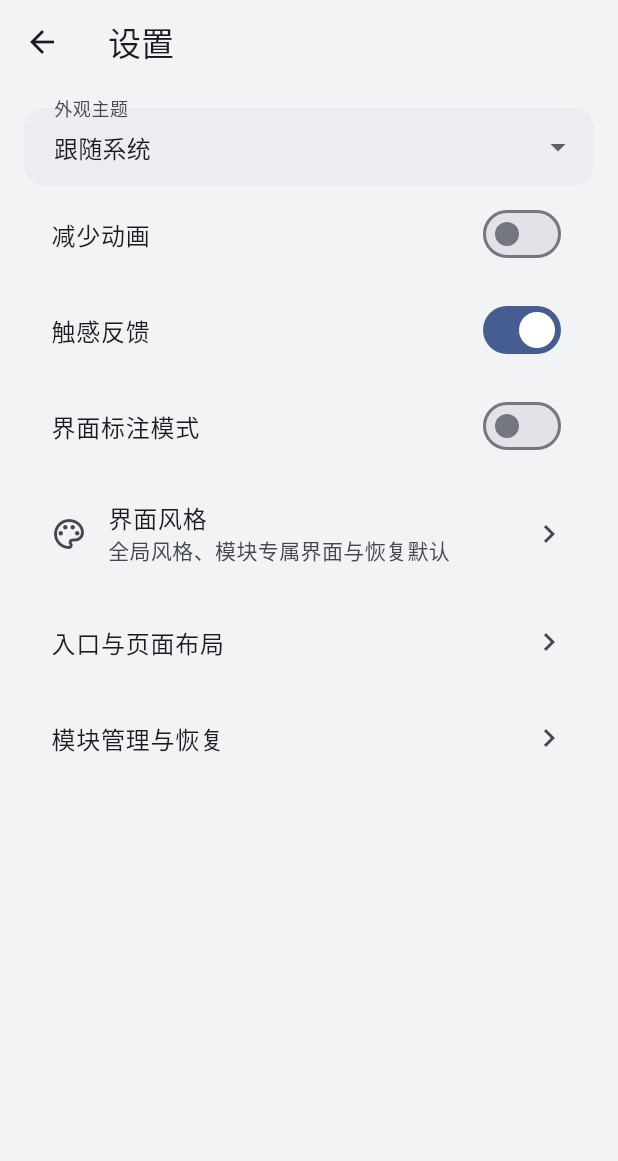
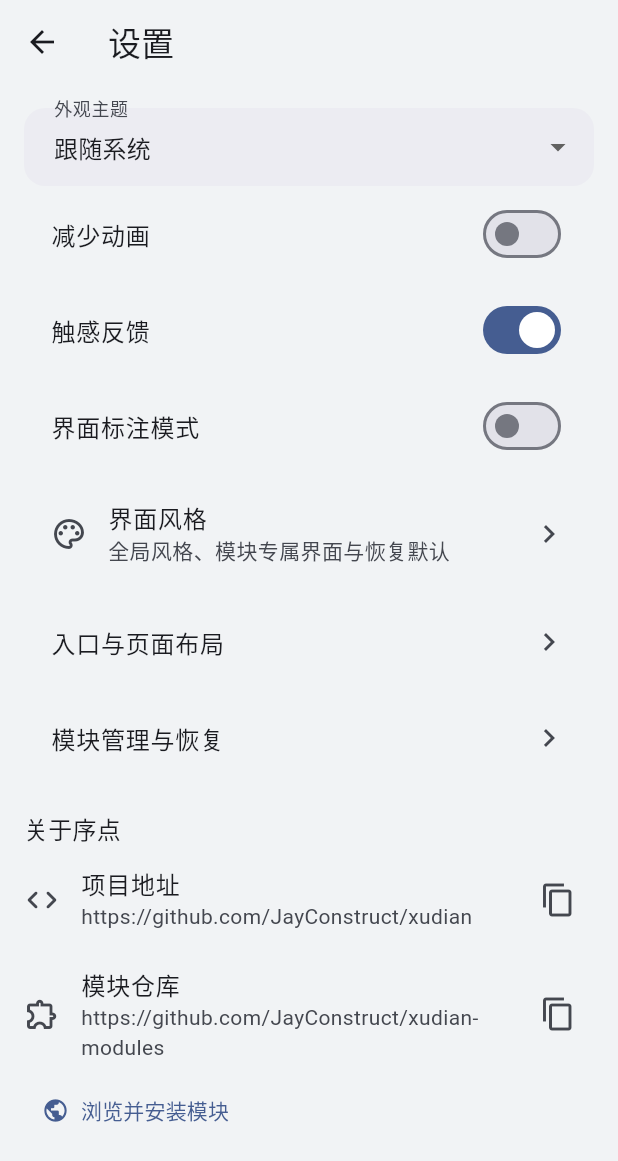
Before and after one commit to JayConstruct/xudian, a Flutter app: the screen it shows after launch, after a tap on "打开设置", on a phone screen of 412 x 824 dp. Shown: the top 1161 px of the screen. Run offline on Flutter 3.47's test engine with Material 3 defaults, Android fonts, the phone set to English and light mode, and no system bars; our stand-ins replace drift, flutter_riverpod, flutter_secure_storage, pub_semver, timezone; missing offline and left inert: cryptography, dart:ffi, file_selector, sqlite3; accounts and stored records are empty; generated files the repository leaves out were written again.

Commit message:
Add project and module repository links to app settings

```diff
--- /dev/null
+++ b/client/lib/core/ui/app_repository_links.dart
@@ -0,0 +1,100 @@
+import 'package:flutter/material.dart';
+import 'package:flutter/services.dart';
+import 'package:flutter_riverpod/flutter_riverpod.dart';
+import 'package:url_launcher/url_launcher.dart';
+
+final externalUrlLauncherProvider = Provider<Future<bool> Function(Uri)>(
+  (_) =>
+      (uri) => launchUrl(uri, mode: LaunchMode.externalApplication),
+);
+
+class AppRepositoryLinks extends ConsumerWidget {
+  const AppRepositoryLinks({super.key, required this.onBrowseModules});
+
+  final VoidCallback onBrowseModules;
+
+  void _notify(BuildContext context, String message) {
+    ScaffoldMessenger.of(context)
+      ..clearSnackBars()
+      ..showSnackBar(SnackBar(content: Text(message)));
+  }
+
+  Future<void> _open(
+    BuildContext context,
+    WidgetRef ref,
+    String address,
+  ) async {
+    var opened = false;
+    try {
+      opened = await ref.read(externalUrlLauncherProvider)(Uri.parse(address));
+    } catch (_) {
+      // The address remains available to copy when no browser can handle it.
+    }
+    if (!opened && context.mounted) {
+      _notify(context, '无法打开链接，请复制地址');
+    }
+  }
+
+  Future<void> _copy(BuildContext context, String address) async {
+    try {
+      await Clipboard.setData(ClipboardData(text: address));
+      if (context.mounted) {
+        _notify(context, '地址已复制');
+      }
+    } catch (_) {
+      if (context.mounted) {
+        _notify(context, '复制失败，请重试');
+      }
+    }
+  }
+
+  Widget _link(
+    BuildContext context,
+    WidgetRef ref, {
+    required String title,
+    required String address,
+    required String copyTooltip,
+    required IconData icon,
+  }) => ListTile(
+    contentPadding: EdgeInsets.zero,
+    leading: Icon(icon),
+    title: Text(title),
+    subtitle: Text(address, softWrap: true),
+    onTap: () => _open(context, ref, address),
+    trailing: IconButton(
+      tooltip: copyTooltip,
+      icon: const Icon(Icons.copy_outlined),
+      onPressed: () => _copy(context, address),
+    ),
+  );
+
+  @override
+  Widget build(BuildContext context, WidgetRef ref) => Column(
+    crossAxisAlignment: CrossAxisAlignment.start,
+    children: [
+      const SizedBox(height: 16),
+      Text('关于序点', style: Theme.of(context).textTheme.titleMedium),
+      _link(
+        context,
+        ref,
+        title: '项目地址',
+        address: 'https://github.com/JayConstruct/xudian',
+        copyTooltip: '复制项目地址',
+        icon: Icons.code_rounded,
+      ),
+      _link(
+        context,
+        ref,
+        title: '模块仓库',
+        address: 'https://github.com/JayConstruct/xudian-modules',
+        copyTooltip: '复制模块仓库地址',
+        icon: Icons.extension_outlined,
+      ),
+      TextButton.icon(
+        onPressed: onBrowseModules,
+        icon: const Icon(Icons.public),
+        label: const Text('浏览并安装模块'),
+      ),
+    ],
+  );
+}
--- a/client/pubspec.yaml
+++ b/client/pubspec.yaml
@@ -23,6 +23,7 @@ dependencies:
   path: ^1.9.1
   path_provider: ^2.1.6
   pub_semver: ^2.2.0
+  url_launcher: ^6.3.3
   uuid: ^4.6.0
 
 dev_dependencies:
```
Also changed, not shown: client/lib/core/module_host/host_settings_page.dart (+23 -0 lines), client/pubspec.lock, 4 other files.
